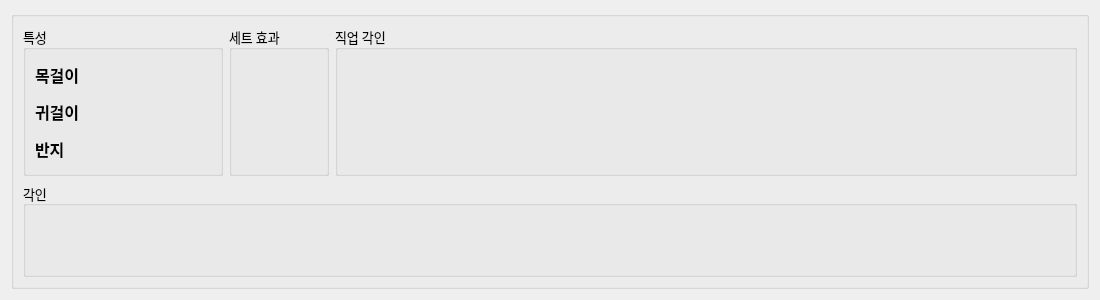
First picture: the form in setting_adviser/ui/setting_widget.ui, repository Wseop/Qt_LoaTools, before the edit.
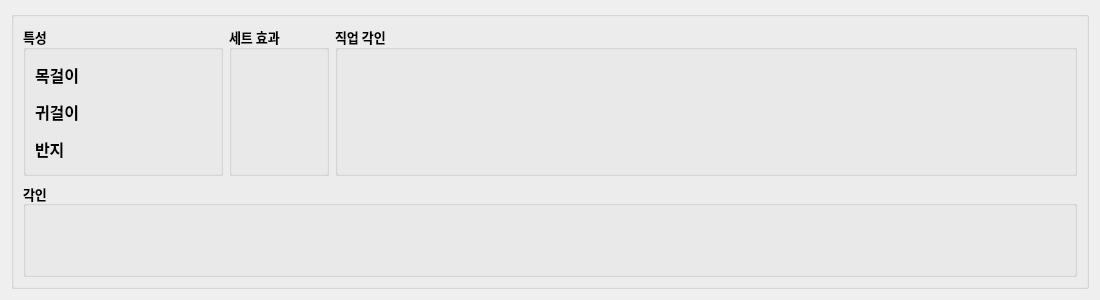
Second picture: the form after the edit.

```diff
--- a/setting_adviser/ui/setting_widget.ui
+++ b/setting_adviser/ui/setting_widget.ui
@@ -28,6 +28,13 @@
        <height>300</height>
       </size>
      </property>
+     <property name="font">
+      <font>
+       <family>나눔스퀘어_ac Bold</family>
+       <pointsize>12</pointsize>
+       <bold>true</bold>
+      </font>
+     </property>
      <property name="title">
       <string/>
      </property>
@@ -50,8 +57,9 @@
           </property>
           <property name="font">
            <font>
-            <family>나눔스퀘어 네오 Regular</family>
+            <family>나눔스퀘어 네오 ExtraBold</family>
             <pointsize>10</pointsize>
+            <bold>true</bold>
            </font>
           </property>
           <property name="title">
@@ -260,8 +268,9 @@
           </property>
           <property name="font">
            <font>
-            <family>나눔스퀘어 네오 Regular</family>
+            <family>나눔스퀘어 네오 ExtraBold</family>
             <pointsize>10</pointsize>
+            <bold>true</bold>
            </font>
           </property>
           <property name="title">
@@ -304,8 +313,9 @@
           </property>
           <property name="font">
            <font>
-            <family>나눔스퀘어 네오 Regular</family>
+            <family>나눔스퀘어 네오 ExtraBold</family>
             <pointsize>10</pointsize>
+            <bold>true</bold>
            </font>
           </property>
           <property name="title">
@@ -321,13 +331,14 @@
         <property name="maximumSize">
          <size>
           <width>16777215</width>
-          <height>100</height>
+          <height>120</height>
          </size>
         </property>
         <property name="font">
          <font>
-          <family>나눔스퀘어 네오 Regular</family>
+          <family>나눔스퀘어 네오 ExtraBold</family>
           <pointsize>10</pointsize>
+          <bold>true</bold>
          </font>
         </property>
         <property name="title">
```
